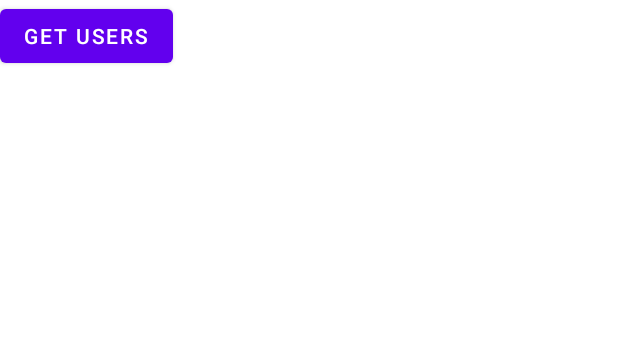
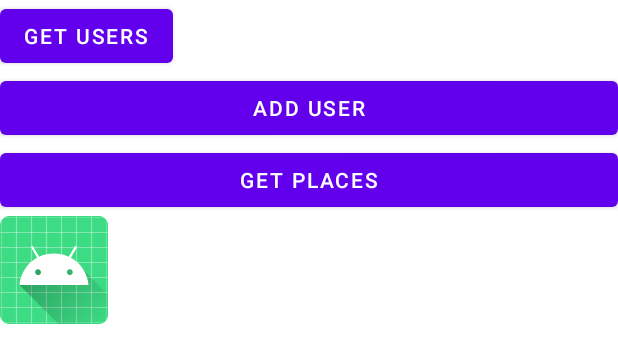
Before and after one commit to vishaljagtap3/2023-08-02-Android-MVVM2, an Android app: the layout activity_main.xml on its own in the app's theme, with its tools: preview values and no code run, on a phone screen of 412 x 824 dp. Shown: the top 363 px of the screen. Run offline under Robolectric (Android 15) with nearby library versions, the phone set to English and light mode, and no system bars.

```diff
--- a/app/build.gradle
+++ b/app/build.gradle
@@ -37,6 +37,8 @@ android {
 }
 
 dependencies {
+    implementation 'com.github.bumptech.glide:glide:4.16.0'
+    implementation 'com.squareup.okhttp3:logging-interceptor:4.11.0'
     implementation 'com.squareup.retrofit2:converter-gson:2.9.0'
     implementation 'com.squareup.retrofit2:retrofit:2.9.0'
     implementation("org.jetbrains.kotlinx:kotlinx-coroutines-android:1.3.9")
--- /dev/null
+++ b/app/src/main/java/com/bitcodetech/mvvm2/models/UserPostModel.kt
@@ -0,0 +1,6 @@
+package com.bitcodetech.mvvm2.models
+
+data class UserPostModel(
+    val name : String,
+    val job : String
+)
--- /dev/null
+++ b/app/src/main/java/com/bitcodetech/mvvm2/repo/Repo.kt
@@ -0,0 +1,4 @@
+package com.bitcodetech.mvvm2.repo
+
+interface Repo {
+}
--- a/app/src/main/res/layout/activity_main.xml
+++ b/app/src/main/res/layout/activity_main.xml
@@ -14,4 +14,22 @@
         android:id="@+id/btnGetUsers"
          />
 
+    <Button
+        android:text="Add User"
+        android:id="@+id/btnAddUser"
+        android:layout_width="match_parent"
+        android:layout_height="wrap_content"/>
+
+    <Button
+        android:text="Get Places"
+        android:id="@+id/btnGetPlaces"
+        android:layout_width="match_parent"
+        android:layout_height="wrap_content"/>
+
+    <ImageView
+        android:src="@mipmap/ic_launcher"
+        android:id="@+id/img"
+        android:layout_width="wrap_content"
+        android:layout_height="wrap_content"/>
+
 </LinearLayout>
```
Also changed, not shown: app/src/main/java/com/bitcodetech/mvvm2/MainActivity.kt (+52 -1 lines), app/src/main/java/com/bitcodetech/mvvm2/factory/MyViewModelFactory.kt (+13 -2 lines), app/src/main/java/com/bitcodetech/mvvm2/models/PlacesResponse.kt (added, +15 -0 lines), app/src/main/java/com/bitcodetech/mvvm2/models/UserPostResponseModel.kt (added, +8 -0 lines), app/src/main/java/com/bitcodetech/mvvm2/network/PlacesServices.kt (added, +41 -0 lines), app/src/main/java/com/bitcodetech/mvvm2/network/UserServices.kt (+15 -0 lines), app/src/main/java/com/bitcodetech/mvvm2/repo/PlacesRepo.kt (added, +13 -0 lines), app/src/main/java/com/bitcodetech/mvvm2/repo/UsersRepo.kt (+7 -1 lines), app/src/main/java/com/bitcodetech/mvvm2/viewmodels/PlacesViewModel.kt (added, +30 -0 lines), app/src/main/java/com/bitcodetech/mvvm2/viewmodels/UsersViewModel.kt (+16 -0 lines).
